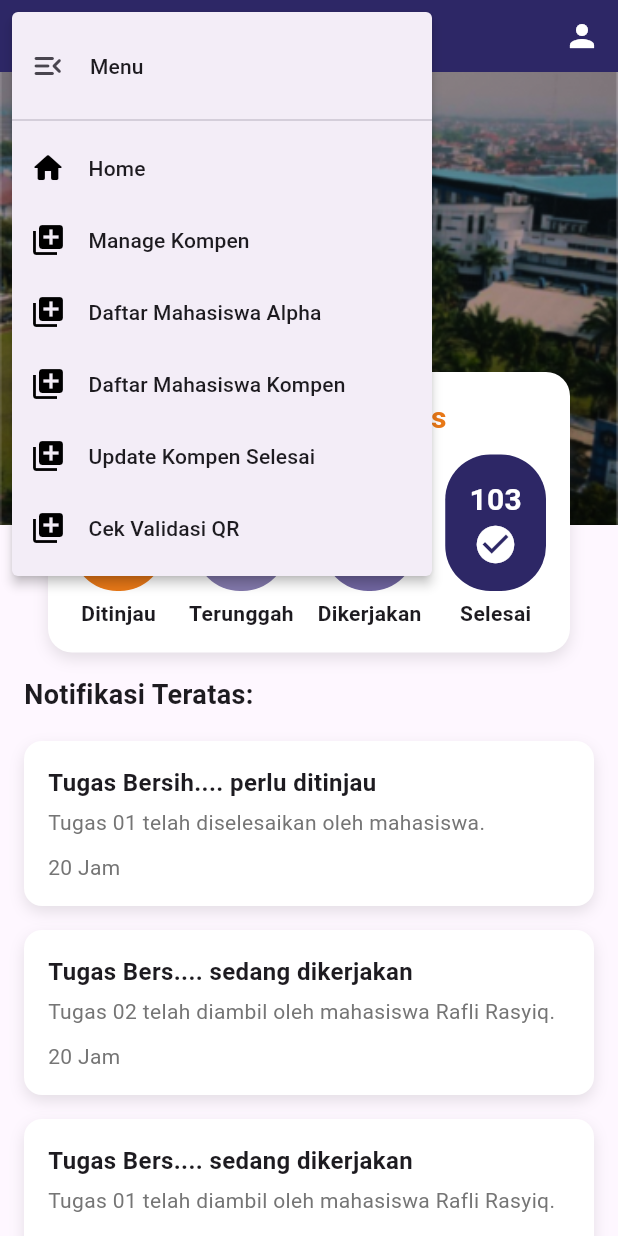
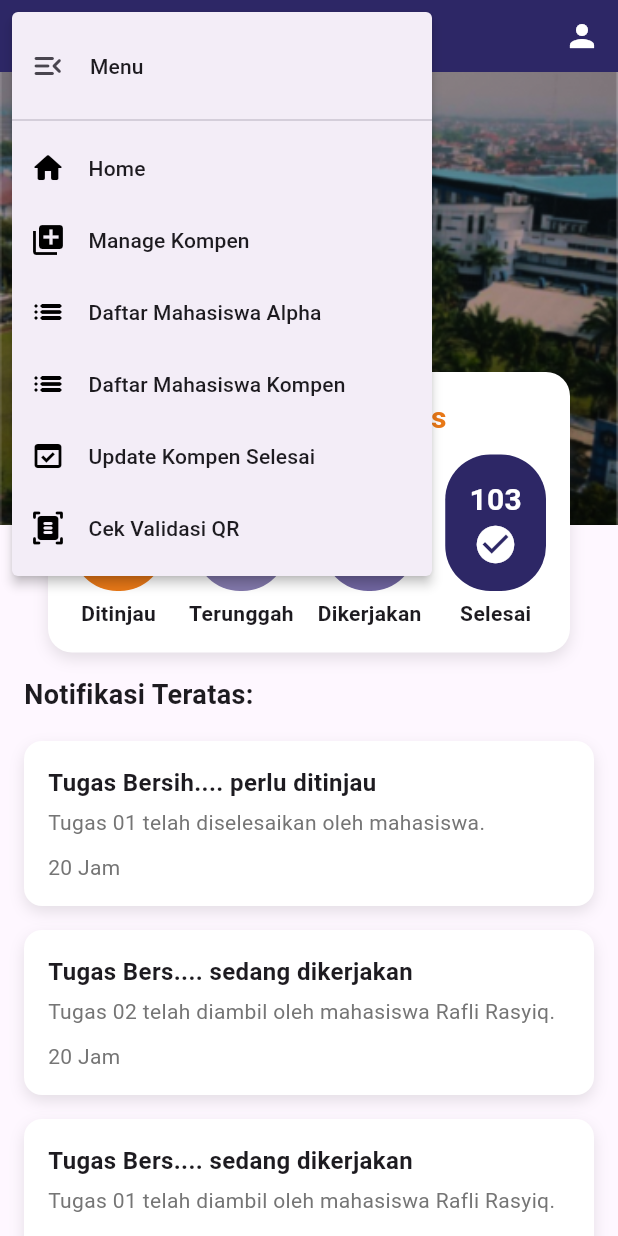
Before and after one commit to RafliRasyiq/Mobile_Kelompok5_SistemKompen, a Flutter app: the DashboardTendik screen opened directly with empty values, after a tap on the "menu" icon, on a phone screen of 412 x 824 dp. Run offline on Flutter 3.47's test engine with Material 3 defaults, Android fonts, the phone set to English and light mode, and no system bars; our stand-ins replace dio, shared_preferences; accounts and stored records are empty; network calls fail.

Commit message:
"Perubahan Menu Tendik"

```diff
--- a/lib/tendik/homepage_tendik.dart
+++ b/lib/tendik/homepage_tendik.dart
@@ -2,6 +2,8 @@
 
 import 'package:flutter/material.dart';
 import 'package:sistem_kompen/controller/tendik_controller.dart';
+import 'package:sistem_kompen/kompen/daftar_mhs_alpha.dart';
+import 'package:sistem_kompen/kompen/daftar_mhs_kompen.dart';
 import 'package:sistem_kompen/login/login.dart';
 import 'package:sistem_kompen/core/shared_prefix.dart';
 import 'package:sistem_kompen/tendik/profile.dart';
@@ -74,7 +76,8 @@ class _DashboardTendikState extends State<DashboardTendik> {
                       mainAxisAlignment: MainAxisAlignment.spaceBetween,
                       children: [
                         PopupMenuButton<int>(
-                          icon: const Icon(Icons.menu_rounded, color: Colors.white),
+                          icon: const Icon(Icons.menu_rounded,
+                              color: Colors.white),
                           onSelected: (item) => onSelectedMenu(context, item),
                           itemBuilder: (context) => [
                             PopupMenuItem<int>(
@@ -99,7 +102,8 @@ class _DashboardTendikState extends State<DashboardTendik> {
                               value: 2,
                               child: Row(
                                 children: [
-                                  Icon(Icons.add_to_photos, color: Colors.black),
+                                  Icon(Icons.add_to_photos,
+                                      color: Colors.black),
                                   const SizedBox(width: 15),
                                   Text('Manage Kompen'),
                                 ],
@@ -109,7 +113,7 @@ class _DashboardTendikState extends State<DashboardTendik> {
                               value: 3,
                               child: Row(
                                 children: [
-                                  Icon(Icons.add_to_photos, color: Colors.black),
+                                  Icon(Icons.list_rounded, color: Colors.black),
                                   const SizedBox(width: 15),
                                   Text('Daftar Mahasiswa Alpha'),
                                 ],
@@ -119,7 +123,7 @@ class _DashboardTendikState extends State<DashboardTendik> {
                               value: 4,
                               child: Row(
                                 children: [
-                                  Icon(Icons.add_to_photos, color: Colors.black),
+                                  Icon(Icons.list_rounded, color: Colors.black),
                                   const SizedBox(width: 15),
                                   Text('Daftar Mahasiswa Kompen'),
                                 ],
@@ -129,7 +133,8 @@ class _DashboardTendikState extends State<DashboardTendik> {
                               value: 5,
                               child: Row(
                                 children: [
-                                  Icon(Icons.add_to_photos, color: Colors.black),
+                                  Icon(Icons.domain_verification_outlined,
+                                      color: Colors.black),
                                   const SizedBox(width: 15),
                                   Text('Update Kompen Selesai'),
                                 ],
@@ -139,7 +144,8 @@ class _DashboardTendikState extends State<DashboardTendik> {
                               value: 6,
                               child: Row(
                                 children: [
-                                  Icon(Icons.add_to_photos, color: Colors.black),
+                                  Icon(Icons.document_scanner_rounded,
+                                      color: Colors.black),
                                   const SizedBox(width: 15),
                                   Text('Cek Validasi QR'),
                                 ],
@@ -397,6 +403,20 @@ class _DashboardTendikState extends State<DashboardTendik> {
       case 2:
         // Handle Logout action
         break;
+      case 3:
+        Navigator.push(
+          context,
+          MaterialPageRoute(
+              builder: (context) => MahasiswaAlphaPagge(token: tokens)),
+        );
+        break;
+      case 4:
+        Navigator.push(
+          context,
+          MaterialPageRoute(
+              builder: (context) => KompenMahasiswaPage(token: tokens)),
+        );
+        break;
     }
   }
 }
```
